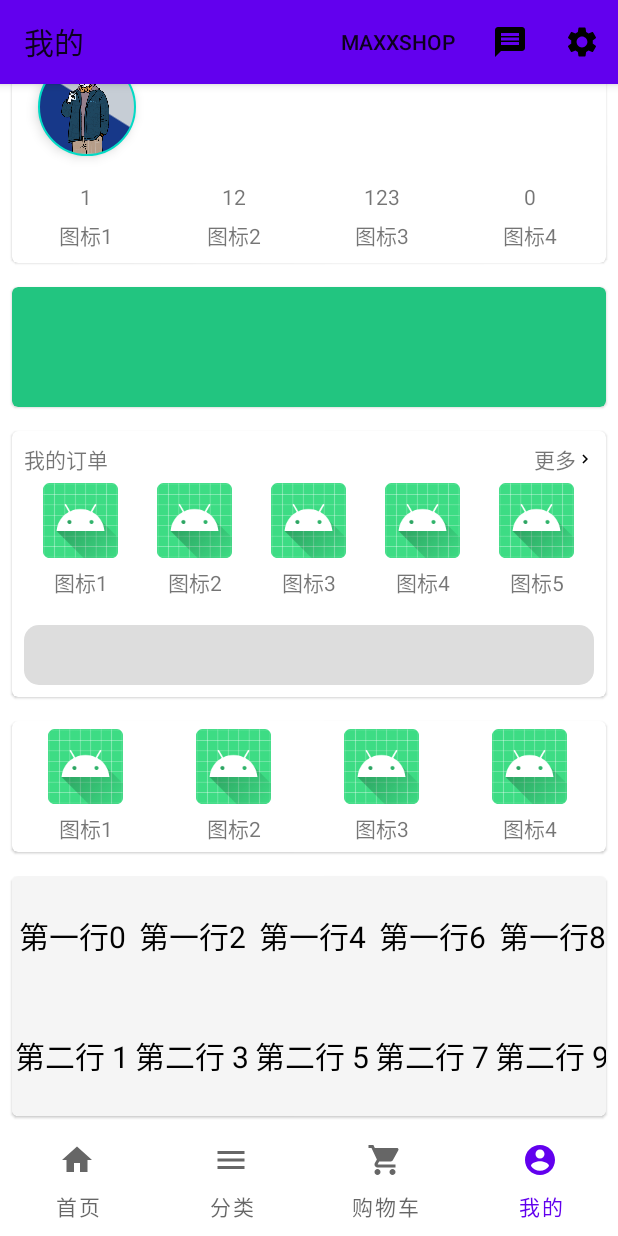
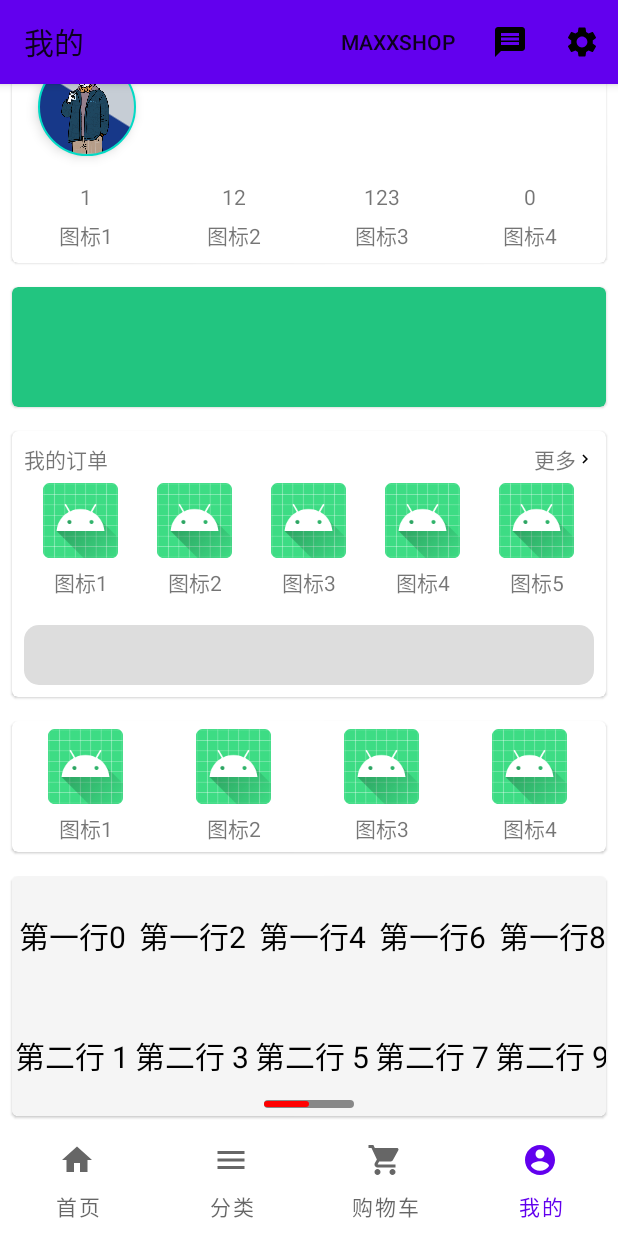
Before and after one commit to fangjian98/MaxxShop, an Android app: the screen it shows after launch (MainActivity), item 4 of the bottom bar chosen, scrolled down 42 dp, on a phone screen of 412 x 824 dp. Run offline under Robolectric (Android 15) with nearby library versions, the phone set to English and light mode, and no system bars.

Commit message:
add slider indicator

```diff
--- a/app/src/main/java/com/example/maxxshop/ui/AccountFragment.java
+++ b/app/src/main/java/com/example/maxxshop/ui/AccountFragment.java
@@ -2,8 +2,9 @@ package com.example.maxxshop.ui;
 
 import android.view.Menu;
 import android.view.MenuInflater;
+import android.view.View;
 import android.widget.GridView;
-import android.widget.ProgressBar;
+import android.widget.RelativeLayout;
 
 import androidx.annotation.NonNull;
 import androidx.recyclerview.widget.GridLayoutManager;
@@ -28,6 +29,8 @@ public class AccountFragment extends BaseFragment {
     private GridView mOrderView;
     private GridView mFunctionView;
     private RecyclerView recyclerView;
+    private RelativeLayout rlIndicator;
+    private View mainLine;
 
     private static final int COLUMN_COUNT = 2;
     private static final int SPAN_COUNT = 2;
@@ -46,6 +49,9 @@ public class AccountFragment extends BaseFragment {
         mOrderView = mRootView.findViewById(R.id.user_order_menu);
         mFunctionView = mRootView.findViewById(R.id.user_function_view);
         recyclerView = mRootView.findViewById(R.id.user_other_view);
+
+        rlIndicator = mRootView.findViewById(R.id.rl_indicator);
+        mainLine = mRootView.findViewById(R.id.main_line);
     }
 
     @Override
@@ -134,14 +140,42 @@ public class AccountFragment extends BaseFragment {
         MyAdapter adapter = new MyAdapter();
         List<String> data = new ArrayList<>();
         for (int i = 0; i < 12; i++) {
-            if(i%2==0){
+            if (i % 2 == 0) {
                 data.add("第一行" + i);
-            }else{
+            } else {
                 data.add("第二行 " + i);
             }
         }
         adapter.setData(data);
 
         recyclerView.setAdapter(adapter);
+
+        recyclerView.addOnScrollListener(new RecyclerView.OnScrollListener() {
+            @Override
+            public void onScrollStateChanged(RecyclerView recyclerView, int newState) {
+                super.onScrollStateChanged(recyclerView, newState);
+
+            }
+
+            @Override
+            public void onScrolled(RecyclerView recyclerView, int dx, int dy) {
+                super.onScrolled(recyclerView, dx, dy);
+                int range = 0;
+                int temp = recyclerView.computeHorizontalScrollRange();
+                if (temp > range) {
+                    range = temp;
+                }
+                //滑块的偏移量
+                int offset = recyclerView.computeHorizontalScrollOffset();
+                //可视区域长度
+                int extent = recyclerView.computeHorizontalScrollExtent();
+                //滑出部分在剩余范围的比例
+                float proportion = (float) (offset * 1.0 / (range - extent));
+                //计算滚动条宽度
+                float transMaxRange = rlIndicator.getWidth() - mainLine.getWidth();
+                //设置滚动条移动
+                mainLine.setTranslationX(transMaxRange * proportion);
+            }
+        });
     }
 }
--- /dev/null
+++ b/app/src/main/res/drawable/indicator_bg_normal.xml
@@ -0,0 +1,5 @@
+<?xml version="1.0" encoding="utf-8"?>
+<shape xmlns:android="http://schemas.android.com/apk/res/android">
+    <corners android:radius="3dp" />
+    <solid android:color="#888888" />
+</shape>
--- /dev/null
+++ b/app/src/main/res/drawable/indicator_bg_select.xml
@@ -0,0 +1,5 @@
+<?xml version="1.0" encoding="utf-8"?>
+<shape xmlns:android="http://schemas.android.com/apk/res/android">
+    <corners android:radius="3dp"/>
+    <solid android:color="#FF0000"/>
+</shape>
--- a/app/src/main/res/layout/layout_account_fragment.xml
+++ b/app/src/main/res/layout/layout_account_fragment.xml
@@ -144,7 +144,24 @@
                     android:layout_height="wrap_content"
                     android:background="#F5F5F5" />
 
+                <RelativeLayout
+                    android:id="@+id/rl_indicator"
+                    android:layout_width="60dp"
+                    android:layout_height="5dp"
+                    android:layout_gravity="bottom|center"
+                    android:layout_marginBottom="5dp"
+                    android:background="@drawable/indicator_bg_normal">
+
+                    <View
+                        android:id="@+id/main_line"
+                        android:layout_width="30dp"
+                        android:layout_height="4dp"
+                        android:layout_centerVertical="true"
+                        android:background="@drawable/indicator_bg_select" />
+                </RelativeLayout>
+
             </com.google.android.material.card.MaterialCardView>
+
 
         </LinearLayout>
 
```
